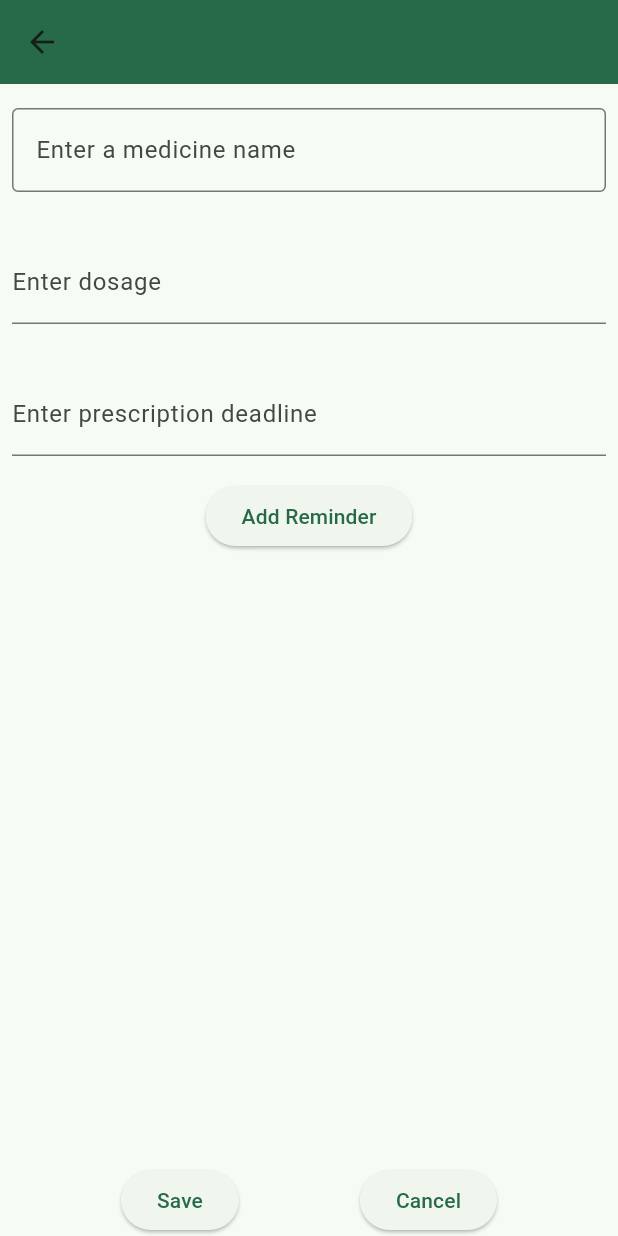
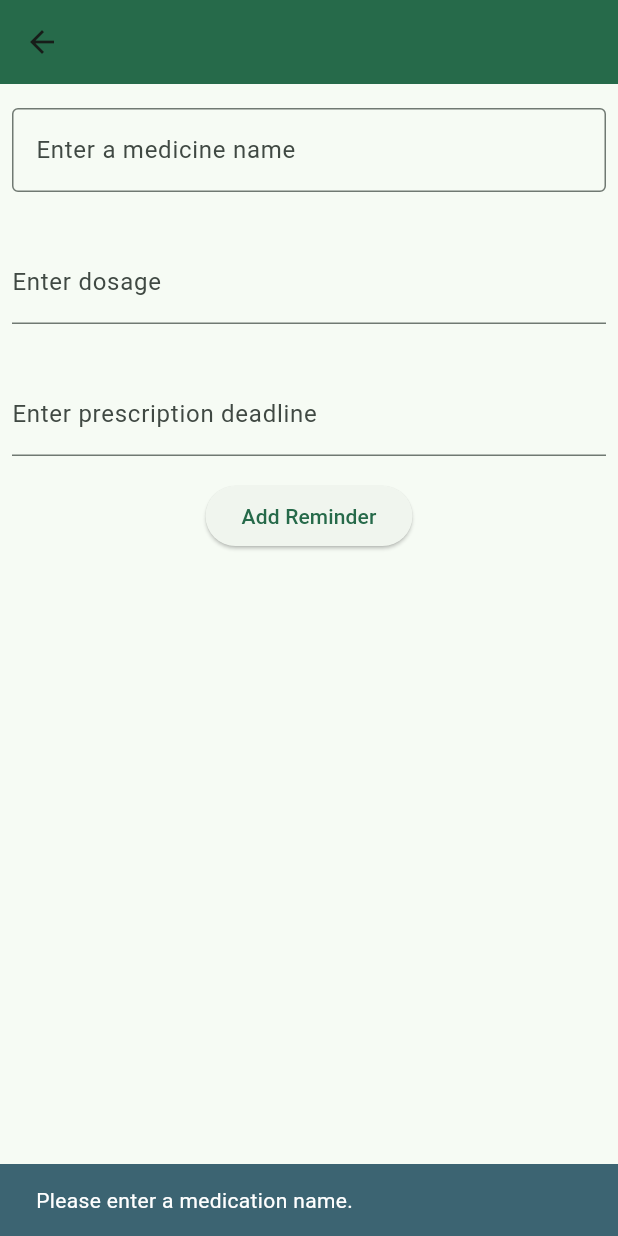
Before and after one commit to Eka1984/meds_tracker, a Flutter app: the EditMedicationPage screen opened directly with empty values, after a tap on "Save", on a phone screen of 412 x 824 dp. Run offline on Flutter 3.47's test engine with Material 3 defaults, Android fonts, the phone set to English and light mode, and no system bars; our stand-ins replace sqflite; accounts and stored records are empty.

Commit message:
Validation for med name field is added while adding and editing meds

```diff
--- a/lib/pages/edit_medication.dart
+++ b/lib/pages/edit_medication.dart
@@ -167,6 +167,12 @@ class _EditMedicationPageState extends State<EditMedicationPage> {
             children: [
               ElevatedButton(
                 onPressed: () async {
+                  // Validate the medication name
+                  if (_medNameController.text.isEmpty) {
+                    UIHelper.showNotification(
+                        context, "Please enter a medication name.");
+                    return; // Return to stop execution if validation fails
+                  }
                   int result = await DatabaseHelper.updateItem(
                     widget.medication['medicationID'],
                     _medNameController.text,
--- a/lib/pages/home.dart
+++ b/lib/pages/home.dart
@@ -77,7 +77,9 @@ class _HomePageState extends State<HomePage> {
                       children: [
                         ListTile(
                           title: Text(myData[index]['medname']),
-                          subtitle: Text(myData[index]['prescdeadline']),
+                          subtitle: Text(myData[index]['prescdeadline'].isEmpty
+                              ? ''
+                              : 'prescription expiry date: ${myData[index]['prescdeadline']}'),
                           trailing: Row(
                             mainAxisSize: MainAxisSize.min,
                             children: [
--- a/lib/pages/new_medication.dart
+++ b/lib/pages/new_medication.dart
@@ -137,6 +137,13 @@ class _NewMedicationPageState extends State<NewMedicationPage> {
                   String dosage = _dosageController.text;
                   String prescDeadline = _prescDeadlineController.text;
 
+                  // Validate the medication name
+                  if (medName.isEmpty) {
+                    UIHelper.showNotification(
+                        context, "Please enter a medication name.");
+                    return; // Return to stop execution if validation fails
+                  }
+
                   // Save data to the database
                   try {
                     int newMedId = await DatabaseHelper.createItem(
```
